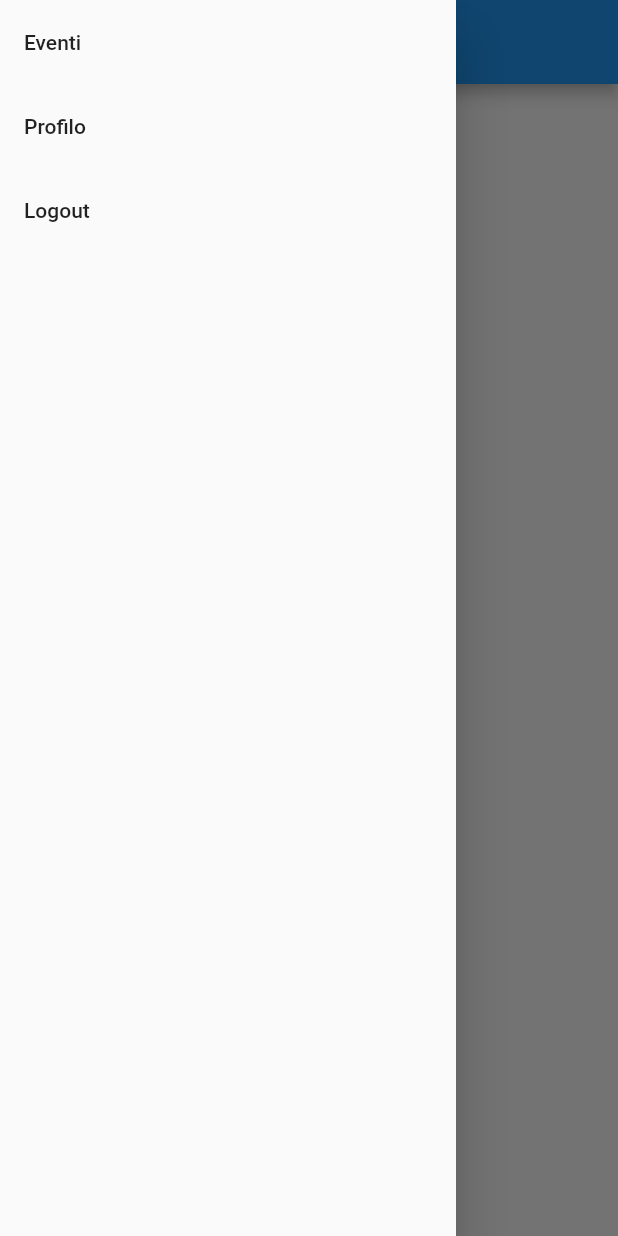
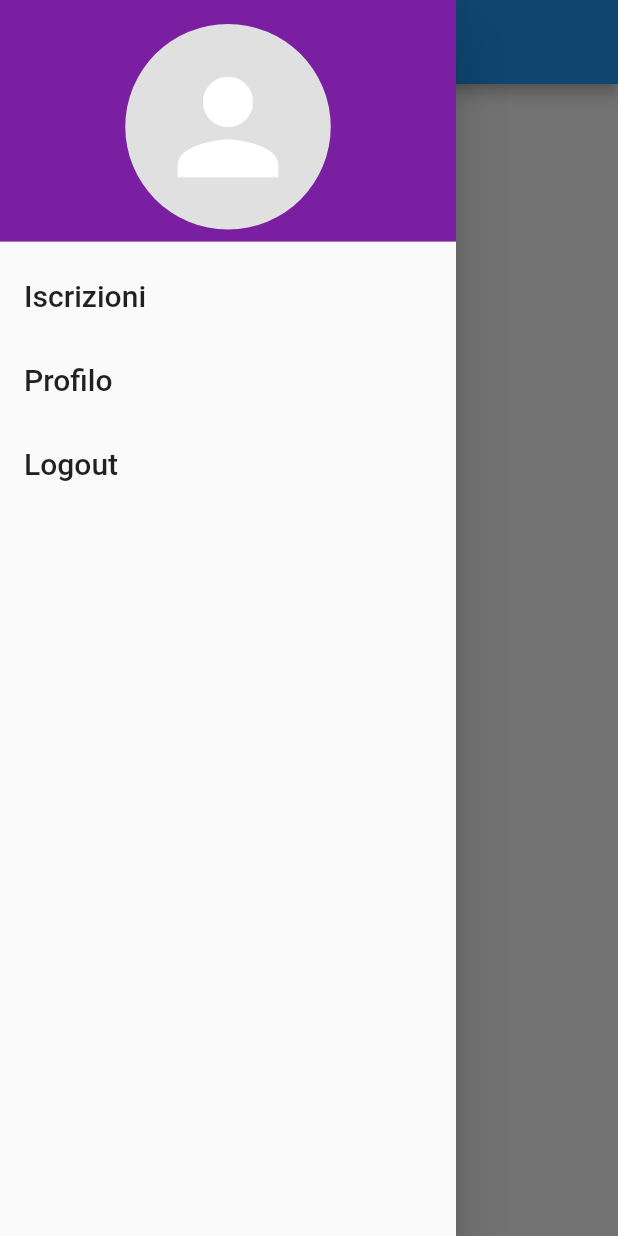
Before and after one commit to andreadeluna/ProgettoASPDM, a Flutter app: the screen it shows once a user with an empty profile is signed in, with the side drawer open, on a phone screen of 412 x 824 dp. Run offline on Flutter 3.47's test engine with Material 2 defaults, Android fonts, the light colour scheme and no system bars; our stand-ins replace cloud_firestore, firebase_auth, firebase_core, random_string; accounts and stored records are empty.

Commit message:
Implementa le funzionalità del drawer

```diff
--- a/lib/AppDrawer.dart
+++ b/lib/AppDrawer.dart
@@ -18,11 +18,23 @@ class AppDrawer extends StatelessWidget {
     return Drawer(
         child: ListView(
           children: [
-          /*DrawerHeader(
-            child: Text('Menu'),
-          ),*/
+            DrawerHeader(
+              decoration: BoxDecoration(
+                color: Colors.purple[700],
+              ),
+              child: Container(
+                decoration: BoxDecoration(
+                  shape: BoxShape.circle,
+                  color: Colors.grey[300],
+                ),
+                child: const Padding(
+                  padding: EdgeInsets.all(5),
+                  child: Icon(Icons.person, size: 100, color: Colors.white),
+                ),
+              ),
+            ),
             ListTile(
-            title: Text('Eventi'),
+              title: const Text('Iscrizioni', style: TextStyle(fontSize: 20)),
               onTap: () async {
                 Navigator.push(
                     context,
@@ -31,7 +43,7 @@ class AppDrawer extends StatelessWidget {
               },
             ),
             ListTile(
-            title: Text('Profilo'),
+              title: Text('Profilo', style: TextStyle(fontSize: 20)),
               onTap: () async {
                 Navigator.push(
                     context,
@@ -40,7 +52,7 @@ class AppDrawer extends StatelessWidget {
               },
             ),
             ListTile(
-            title: Text('Logout'),
+              title: Text('Logout', style: TextStyle(fontSize: 20)),
               onTap: () async {
                 await authService.signOut();
               },
--- a/lib/lista_eventi.dart
+++ b/lib/lista_eventi.dart
@@ -27,14 +27,14 @@ class _ListaEventiState extends State<ListaEventi> {
             Builder(
                 builder: (context) {
 
-                  if(List.from(doc['eventi']).length > 0){
+                  if(List.from(doc['Eventi']).length > 0){
 
-                    debugPrint('NUMERO EVENTI ${List.from(doc['eventi']).length}');
+                    debugPrint('NUMERO EVENTI ${List.from(doc['Eventi']).length}');
 
-                    for(int i = 0; i < List.from(doc['eventi']).length; i++){
+                    for(int i = 0; i < List.from(doc['Eventi']).length; i++){
 
                       debugPrint('STAMPA EVENTO');
-                      debugPrint("Eventi: ${doc['eventi'][i]['evento'].toString()}");
+                      debugPrint("Eventi: ${doc['Eventi'][i]['Evento'].toString()}");
 
 
                       /*return Text(
@@ -46,7 +46,7 @@ class _ListaEventiState extends State<ListaEventi> {
                           Container(
                             margin: EdgeInsets.all(5.0),
                               child: Text(
-                                  "Evento: ${doc['eventi'][i]['evento']}\nCodice: ${doc['eventi'][i]['codice']}\n",
+                                  "Evento: ${doc['Eventi'][i]['Evento']}\nCodice: ${doc['Eventi'][i]['Codice']}\n",
                                 style: TextStyle(fontSize: 20),
                               ),
                           ),
@@ -101,7 +101,7 @@ class _ListaEventiState extends State<ListaEventi> {
         padding: EdgeInsets.all(8),
         children: <Widget>[
           StreamBuilder <QuerySnapshot> (
-            stream: db.collection('CRUD').where('email', isEqualTo: 'aa@bb.com').snapshots(),
+            stream: db.collection('Utenti').where('Email', isEqualTo: 'aa@bb.com').snapshots(),
             builder: (context, snapshot){
               if(snapshot.hasData){
                 return Column(
```
Lines whose indentation alone changed are shown as unchanged.
